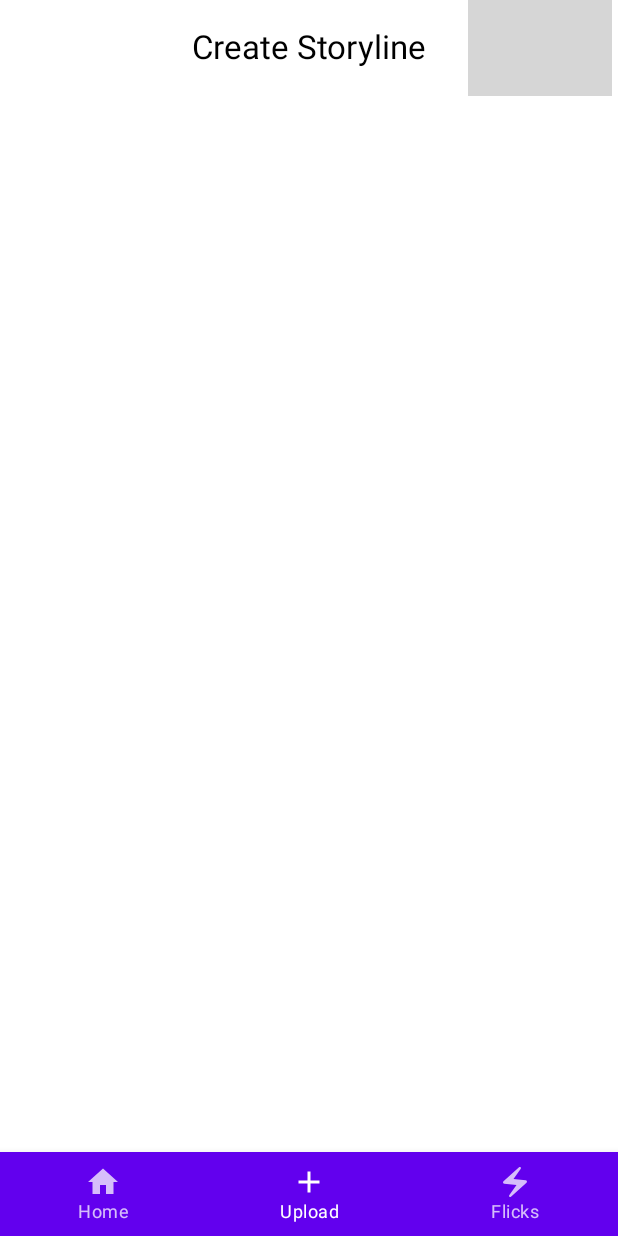
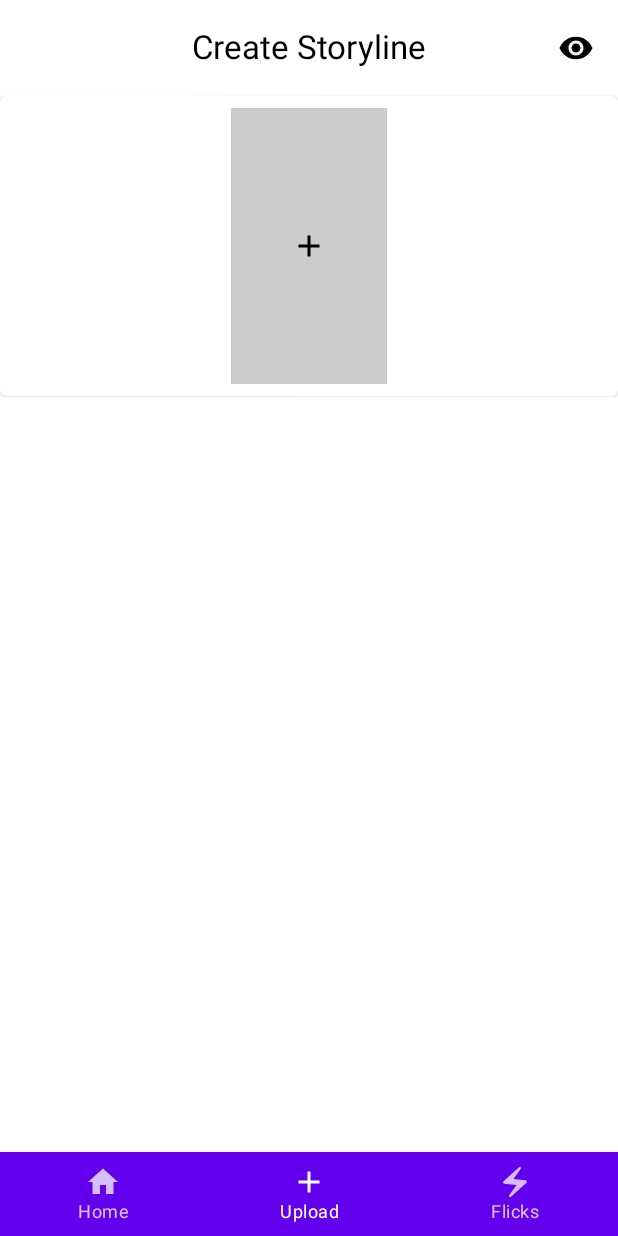
Before and after one commit to Saifuddin53/FlicksSaga, an Android app built with Jetpack Compose: the UploadScreen screen opened through its navigation route, on a phone screen of 412 x 824 dp. Run offline under Robolectric (Android 15) with nearby library versions, the phone set to English and light mode, and no system bars; grey boxes are pictures that could not be loaded.

Commit message:
Uploading screen building

```diff
--- a/app/src/main/java/com/myprojects/flickssaga/MainActivity.kt
+++ b/app/src/main/java/com/myprojects/flickssaga/MainActivity.kt
@@ -17,17 +17,42 @@ import androidx.navigation.compose.rememberNavController
 import com.myprojects.flickssaga.ui.components.BottomNavigationBar
 import com.myprojects.flickssaga.ui.theme.FlicksSagaTheme
 import android.Manifest
+import android.os.Build
+import androidx.activity.compose.rememberLauncherForActivityResult
+import androidx.core.app.ActivityCompat
 
 class MainActivity : ComponentActivity() {
+//
+//    private val requestPermissionLauncher =
+//        registerForActivityResult(ActivityResultContracts.RequestPermission()) { isGranted ->
+//            if (isGranted) {
+//                Toast.makeText(this, "Read media video permission granted", Toast.LENGTH_SHORT).show()
+//            } else {
+//                Toast.makeText(this, "Read media video permission denied", Toast.LENGTH_SHORT).show()
+//            }
+//        }
 
-    private val requestPermissionLauncher =
-        registerForActivityResult(ActivityResultContracts.RequestPermission()) { isGranted ->
-            if (isGranted) {
-                Toast.makeText(this, "Read media video permission granted", Toast.LENGTH_SHORT).show()
-            } else {
-                Toast.makeText(this, "Read media video permission denied", Toast.LENGTH_SHORT).show()
-            }
+    private val permissions = if (Build.VERSION.SDK_INT >= Build.VERSION_CODES.TIRAMISU) {
+        arrayOf(
+            Manifest.permission.READ_MEDIA_VIDEO
+        )
+    } else {
+        arrayOf(
+            Manifest.permission.READ_EXTERNAL_STORAGE
+        )
+    }
+
+    private val requestPermissionLauncher = registerForActivityResult(
+        ActivityResultContracts.RequestMultiplePermissions()
+    ) { permissions ->
+        if (permissions.all { it.value }) {
+            // All permissions are granted
+            Toast.makeText(this, "Permissions granted!", Toast.LENGTH_SHORT).show()
+        } else {
+            // At least one permission is denied
+            Toast.makeText(this, "Permissions denied!", Toast.LENGTH_SHORT).show()
         }
+    }
 
     override fun onCreate(savedInstanceState: Bundle?) {
         super.onCreate(savedInstanceState)
@@ -48,13 +73,27 @@ class MainActivity : ComponentActivity() {
 
     private fun checkAndRequestPermission() {
         when {
-            ContextCompat.checkSelfPermission(this, Manifest.permission.READ_MEDIA_VIDEO) == PackageManager.PERMISSION_GRANTED -> {
-                // Permission is already granted
+            allPermissionsGranted() -> {
+                // Permissions are already granted
+                Toast.makeText(this, "Permissions already granted!", Toast.LENGTH_SHORT).show()
+            }
+            shouldShowRequestPermissionRationale() -> {
+                // Show an explanation to the user
+                Toast.makeText(this, "Permissions are required for this app.", Toast.LENGTH_SHORT).show()
+                requestPermissionLauncher.launch(permissions)
             }
             else -> {
-                // Request the permission
-                requestPermissionLauncher.launch(Manifest.permission.READ_MEDIA_VIDEO)
+                // Directly request for required permissions
+                requestPermissionLauncher.launch(permissions)
             }
         }
     }
+
+    private fun allPermissionsGranted() = permissions.all {
+        ContextCompat.checkSelfPermission(this, it) == PackageManager.PERMISSION_GRANTED
+    }
+
+    private fun shouldShowRequestPermissionRationale() = permissions.any {
+        ActivityCompat.shouldShowRequestPermissionRationale(this, it)
+    }
 }
--- a/app/src/main/java/com/myprojects/flickssaga/data/Flick.kt
+++ b/app/src/main/java/com/myprojects/flickssaga/data/Flick.kt
@@ -1,17 +1,18 @@
 package com.myprojects.flickssaga.data
+
+import android.graphics.Bitmap
 
 data class Flick(
     val id: Int,
-    val videoUrl: String,
-    val tags: List<String>,
-    val title: String,
-    val description: String,
-    var isPlaying: Boolean,
+    var videoUrl: String? = null,
+    var thumbnailUrl: Bitmap? = null,
+    var title: String? = null,
+    var description: String? = null,
     var leftFlick: Flick? = null,
     var rightFlick: Flick? = null,
     var previous: Flick? = null
 ) {
     override fun toString(): String {
-        return "Flick(id=$id, videoUrl='$videoUrl', tags=$tags, title='$title', description='$description', isPlaying=$isPlaying)"
+        return "Flick(id=$id, videoUrl='$videoUrl', title='$title', description='$description')"
     }
 }
--- a/app/src/main/java/com/myprojects/flickssaga/repositories/FlickRepository.kt
+++ b/app/src/main/java/com/myprojects/flickssaga/repositories/FlickRepository.kt
@@ -5,49 +5,39 @@ import com.myprojects.flickssaga.data.FlickBinaryTree
 
 class FlickRepository {
 
-    private val flicks = mutableListOf<Flick>(
+
+    val flicks = mutableListOf<Flick>(
         Flick(
             id = 1,
             videoUrl = "https://user-images.githubusercontent.com/90382113/170887700-e405c71e-fe31-458d-8572-aea2e801eecc.mp4",
-            tags = listOf("tag1", "tag2"),
             title = "Title 1",
             description = "Description 1",
-            isPlaying = false
         ),
         Flick(
             id = 2,
             videoUrl = "https://user-images.githubusercontent.com/90382113/170885742-d82e3b59-e45a-4fcf-a851-fed58ff5a690.mp4",
-            tags = listOf("tag1", "tag2"),
             title = "Title 2",
             description = "Description 2",
-            isPlaying = false
         ),
         Flick(
             id = 3,
             videoUrl = "https://user-images.githubusercontent.com/90382113/170888784-5d9a7623-10c8-4ca2-8585-fdb29b2ed037.mp4",
-            tags = listOf("tag1", "tag2"),
             title = "Title 3",
             description = "Description 3",
-            isPlaying = false
         ),
         Flick(
             id = 4,
             videoUrl = "https://user-images.githubusercontent.com/90382113/170889265-7ed9a56c-dd5f-4d78-b453-18b011644da0.mp4",
-            tags = listOf("tag1", "tag2"),
             title = "Title 4",
             description = "Description 4",
-            isPlaying = false
         ),
         Flick(
             id = 5,
             videoUrl = "https://user-images.githubusercontent.com/90382113/170890384-43214cc8-79c6-4815-bcb7-e22f6f7fe1bc.mp4",
-            tags = listOf("tag1", "tag2"),
             title = "Title 5",
             description = "Description 5",
-            isPlaying = false
         )
     )
-
     val flicksBinaryTree = insertFlicksBinaryTree()
 
     fun insertFlicksBinaryTree(): FlickBinaryTree{
@@ -62,6 +52,24 @@ class FlickRepository {
         return flickBinaryTree
     }
 
+    fun  insertRoot(flick: Flick): FlickBinaryTree {
+        flicksBinaryTree.root = flick
+        flicks.add(flick)
+        return flicksBinaryTree
+    }
+
+    fun insertToLeft(parent: Flick, flick: Flick): FlickBinaryTree {
+        flicksBinaryTree.insertToLeft(parent, flick)
+        flicks.add(flick)
+        return flicksBinaryTree
+    }
+
+    fun insertToRight(parent: Flick, flick: Flick): FlickBinaryTree {
+        flicksBinaryTree.insertToRight(parent, flick)
+        flicks.add(flick)
+        return flicksBinaryTree
+    }
+
     fun searchFlick(id: Int): Flick? {
         return flicksBinaryTree.search(id)
     }
--- a/app/src/main/java/com/myprojects/flickssaga/ui/screens/FlicksScreen.kt
+++ b/app/src/main/java/com/myprojects/flickssaga/ui/screens/FlicksScreen.kt
@@ -88,7 +88,7 @@ private fun SingleVideoItemContent(
     flickState: MutableState<FlickState>
 ) {
     Box(modifier = Modifier.fillMaxSize()) {
-        VideoPlayer(flick.value.videoUrl, flickState)
+        flick.value.videoUrl?.let { VideoPlayer(it, flickState) }
         FlickHeader(flick.value)
 
         if (flickState.value == FlickState.Ended) {
@@ -108,13 +108,15 @@ fun FlickHeader(flick: Flick) {
         verticalAlignment = Alignment.Top,
         horizontalArrangement = Arrangement.SpaceBetween,
     ) {
+        flick.title?.let {
             Text(
-            text = flick.title,
+                text = it,
                 color = Color.White,
                 fontSize = 26.sp,
                 fontWeight = FontWeight.Bold,
                 modifier = Modifier.padding(start = 15.dp)
             )
+        }
         Icon(
             painter = painterResource(id = R.drawable.ic_outlined_camera),
             contentDescription = null,
--- a/app/src/main/java/com/myprojects/flickssaga/ui/screens/UploadScreen.kt
+++ b/app/src/main/java/com/myprojects/flickssaga/ui/screens/UploadScreen.kt
@@ -1,54 +1,88 @@
 package com.myprojects.flickssaga.ui.screens
 
+import android.graphics.Bitmap
+import android.media.MediaMetadataRetriever
+import android.net.Uri
+import android.os.Build
+import androidx.activity.compose.rememberLauncherForActivityResult
+import androidx.activity.result.contract.ActivityResultContracts
+import androidx.compose.foundation.Image
 import androidx.compose.foundation.background
+import androidx.compose.foundation.clickable
 import androidx.compose.foundation.layout.Arrangement
+import androidx.compose.foundation.layout.Box
 import androidx.compose.foundation.layout.Column
-import androidx.compose.foundation.layout.Row
-import androidx.compose.foundation.layout.Spacer
+import androidx.compose.foundation.layout.aspectRatio
 import androidx.compose.foundation.layout.fillMaxSize
+import androidx.compose.foundation.layout.fillMaxWidth
 import androidx.compose.foundation.layout.height
 import androidx.compose.foundation.layout.padding
+import androidx.compose.foundation.layout.size
 import androidx.compose.foundation.layout.width
-import androidx.compose.foundation.lazy.LazyColumn
-import androidx.compose.foundation.lazy.items
+import androidx.compose.foundation.layout.wrapContentSize
+import androidx.compose.foundation.shape.RoundedCornerShape
+import androidx.compose.material.Button
 import androidx.compose.material.Card
+import androidx.compose.material.ExperimentalMaterialApi
 import androidx.compose.material.Icon
 import androidx.compose.material.IconButton
 import androidx.compose.material.MaterialTheme
 import androidx.compose.material.Scaffold
 import androidx.compose.material.Text
-import androidx.compose.material.TopAppBar
-import androidx.compose.material.icons.Icons
-import androidx.compose.material.icons.automirrored.filled.ArrowBack
-import androidx.compose.material.icons.filled.Menu
 import androidx.compose.material3.CenterAlignedTopAppBar
 import androidx.compose.material3.ExperimentalMaterial3Api
+import androidx.compose.material3.ModalBottomSheet
 import androidx.compose.material3.TopAppBarDefaults
+import androidx.compose.material3.rememberModalBottomSheetState
 import androidx.compose.material3.rememberTopAppBarState
 import androidx.compose.runtime.Composable
+import androidx.compose.runtime.LaunchedEffect
+import androidx.compose.runtime.MutableState
 import androidx.compose.runtime.collectAsState
+import androidx.compose.runtime.getValue
+import androidx.compose.runtime.mutableStateOf
+import androidx.compose.runtime.remember
+import androidx.compose.runtime.rememberCoroutineScope
+import androidx.compose.runtime.setValue
 import androidx.compose.ui.Alignment
 import androidx.compose.ui.Modifier
+import androidx.compose.ui.draw.clip
 import androidx.compose.ui.graphics.Color
+import androidx.compose.ui.graphics.ImageBitmap
+import androidx.compose.ui.graphics.asImageBitmap
 import androidx.compose.ui.input.nestedscroll.nestedScroll
+import androidx.compose.ui.layout.ContentScale
+import androidx.compose.ui.platform.LocalContext
 import androidx.compose.ui.res.painterResource
 import androidx.compose.ui.text.style.TextOverflow
 import androidx.compose.ui.unit.dp
 import androidx.compose.ui.unit.sp
 import com.myprojects.flickssaga.R
 import com.myprojects.flickssaga.data.Flick
-import com.myprojects.flickssaga.repositories.FlickRepository
+import com.myprojects.flickssaga.ui.components.FlickDetailsModal
 import com.myprojects.flickssaga.viewmodels.FlickViewModel
+import kotlinx.coroutines.launch
 
-@OptIn(ExperimentalMaterial3Api::class)
+@OptIn(ExperimentalMaterial3Api::class, ExperimentalMaterialApi::class)
 @Composable
 fun UploadScreen(
-    viewModel: FlickViewModel
+    flickViewModel: FlickViewModel
 ) {
-
-    val flickViewModel = FlickViewModel(FlickRepository())
+    val flicks = flickViewModel.flicks
     val currentFlicks = flickViewModel.currentFlicks.collectAsState()
     val scrollBehavior = TopAppBarDefaults.pinnedScrollBehavior(rememberTopAppBarState())
+
+    var showBottomSheet = remember { mutableStateOf(false) }
+
+    val thumbnail = remember { mutableStateOf(currentFlicks.value.thumbnailUrl) }
+
+    var index = remember {
+        mutableStateOf(0)
+    }
+
+//    LaunchedEffect(currentFlicks.value.thumbnailUrl) {
+//        thumbnail.value = currentFlicks.value.thumbnailUrl
+//    }
 
     Scaffold(
         modifier = Modifier.nestedScroll(scrollBehavior.nestedScrollConnection),
@@ -79,14 +113,66 @@ fun UploadScreen(
             )
         },
     ) { innerPadding ->
-        UploadFlickItem(modifier = Modifier.padding(innerPadding))
+        UploadFlickItem(flick = currentFlicks.value
+            , modifier = Modifier.padding(innerPadding)
+            , showBottomSheet = showBottomSheet,
+            thumbnail = thumbnail)
+
+        if (showBottomSheet.value) {
+            FlickDetailsModal(currentFlicks.value, flickViewModel, id = index,  showBottomSheet = showBottomSheet)
+        }
     }
 
 }
 
 
+@Composable
+fun UploadFlickItem(flick: Flick,
+                    modifier: Modifier = Modifier,
+                    thumbnail: MutableState<Bitmap?>,
+                    showBottomSheet: MutableState<Boolean>) {
+    Card(
+        modifier = Modifier.fillMaxWidth()
+    ) {
+        Column(
+            modifier = Modifier.fillMaxWidth(),
+            horizontalAlignment = Alignment.CenterHorizontally,
+            verticalArrangement = Arrangement.Center,
+        ) {
+            Box(
+                modifier = Modifier
+                    .height(200.dp)
+                    .width(120.dp)
+                    .padding(8.dp)
+            ) {
+                if (thumbnail.value != null) {
+                    val imageBitmap: ImageBitmap = thumbnail.value!!.asImageBitmap()
+                    Image(
+                        bitmap = imageBitmap,
+                        contentDescription = null,
+                        modifier = modifier
+                            .fillMaxWidth()
+                            .height(240.dp),
+                        contentScale = ContentScale.Crop
+                    )
+                } else {
+                    // Placeholder or error image
+                    Box(modifier = modifier
+                        .fillMaxWidth()
+                        .height(240.dp)
+                        .background(Color.LightGray)) {
+                    }
+                }
 
-@Composable
-fun UploadFlickItem(modifier: Modifier = Modifier) {
+                    Icon(
+                        painter = painterResource(id = R.drawable.ic_upload),
+                        contentDescription = null,
+                        modifier = Modifier
+                            .align(Alignment.Center)
+                            .clickable { showBottomSheet.value = true }
+                    )
 
+            }
+        }
+    }
 }
--- /dev/null
+++ b/app/src/main/res/drawable/icon_preview.xml
@@ -0,0 +1,5 @@
+<vector xmlns:android="http://schemas.android.com/apk/res/android" android:height="24dp" android:tint="#000000" android:viewportHeight="24" android:viewportWidth="24" android:width="24dp">
+
+    <path android:fillColor="@android:color/white" android:pathData="M12,4.5C7,4.5 2.73,7.61 1,12c1.73,4.39 6,7.5 11,7.5s9.27,-3.11 11,-7.5c-1.73,-4.39 -6,-7.5 -11,-7.5zM12,17c-2.76,0 -5,-2.24 -5,-5s2.24,-5 5,-5 5,2.24 5,5 -2.24,5 -5,5zM12,9c-1.66,0 -3,1.34 -3,3s1.34,3 3,3 3,-1.34 3,-3 -1.34,-3 -3,-3z"/>
+
+</vector>
--- a/build.gradle.kts
+++ b/build.gradle.kts
@@ -2,4 +2,6 @@
 plugins {
     alias(libs.plugins.android.application) apply false
     alias(libs.plugins.jetbrains.kotlin.android) apply false
+
+    id("com.google.gms.google-services") version "4.4.2" apply false
 }
```
Also changed, not shown: app/build.gradle.kts (+7 -0 lines), app/src/main/AndroidManifest.xml (+15 -0 lines), app/src/main/java/com/myprojects/flickssaga/ui/components/CreateFlickModalSheet.kt (added, +199 -0 lines), app/src/main/java/com/myprojects/flickssaga/viewmodels/FlickViewModel.kt (+54 -0 lines), 1 other file. Lines whose indentation alone changed are shown as unchanged.
